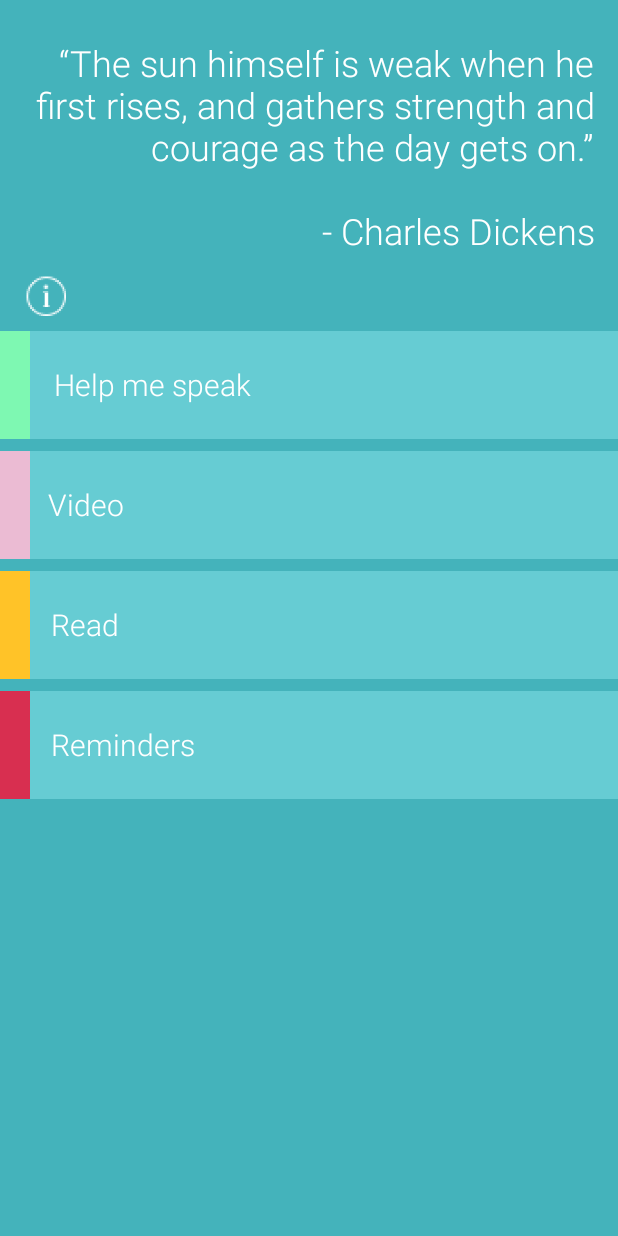
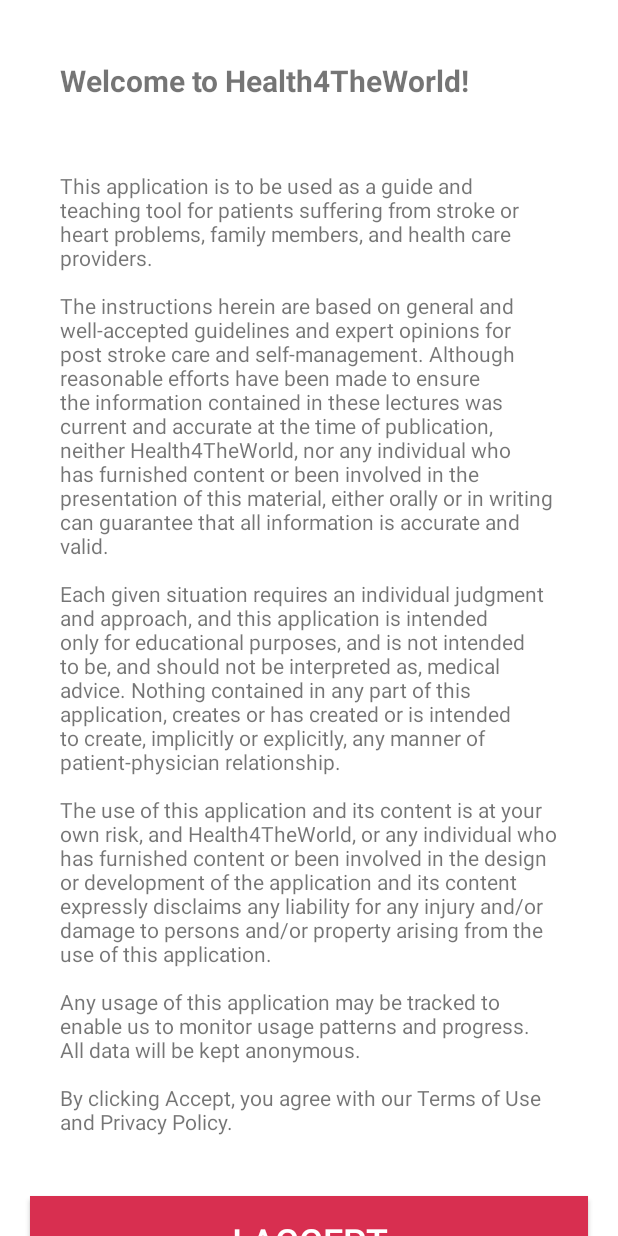
Before and after one commit to rachelgrau/Health4TheWorldStroke, an Android app: the screen it shows after launch (MainActivity before the commit, DisclaimerActivity after it), on a phone screen of 412 x 824 dp. Run offline under Robolectric (Android 15) with nearby library versions, the phone set to English and light mode, and no system bars.

Commit message:
Add disclaimer for first time they open the app

```diff
--- a/app/src/main/AndroidManifest.xml
+++ b/app/src/main/AndroidManifest.xml
@@ -24,7 +24,8 @@
         <activity android:name=".Activities.ReadContentActivity" />
         <activity android:name=".Activities.VideoContentActivity" />
         <activity android:name=".Activities.CreateReminderActivity" />
-        <activity android:name=".Activities.InfoActivity"></activity>
+        <activity android:name=".Activities.InfoActivity" />
+        <activity android:name=".Activities.DisclaimerActivity"></activity>
     </application>
 
 </manifest>
--- /dev/null
+++ b/app/src/main/java/com/example/rachel/health4theworldstroke/Activities/DisclaimerActivity.java
@@ -0,0 +1,61 @@
+package com.example.rachel.health4theworldstroke.Activities;
+
+import android.graphics.Color;
+import android.graphics.Typeface;
+import android.os.Bundle;
+import android.support.v7.app.AppCompatActivity;
+import android.view.View;
+import android.widget.LinearLayout;
+import android.widget.TextView;
+
+import com.example.rachel.health4theworldstroke.R;
+
+public class DisclaimerActivity extends AppCompatActivity {
+
+    @Override
+    protected void onCreate(Bundle savedInstanceState) {
+        super.onCreate(savedInstanceState);
+        setContentView(R.layout.activity_disclaimer);
+        setUpText();
+    }
+
+    private String getText() {
+        return "This application is to be used as a guide and teaching tool for patients suffering from stroke or heart problems, family members, and health care providers.\n\n" +
+                "The instructions herein are based on general and well-accepted guidelines and expert opinions for post stroke care and self-management. Although reasonable efforts have been made to ensure the information contained in these lectures was current and accurate at the time of publication, neither Health4TheWorld, nor any individual who has furnished content or been involved in the presentation of this material, either orally or in writing can guarantee that all information is accurate and valid.\n\n" +
+                "Each given situation requires an individual judgment and approach, and this application is intended only for educational purposes, and is not intended to be, and should not be interpreted as, medical advice. Nothing contained in any part of this application, creates or has created or is intended to create, implicitly or explicitly, any manner of patient-physician relationship.\n\n" +
+                "The use of this application and its content is at your own risk, and Health4TheWorld, or any individual who has furnished content or been involved in the design or development of the application and its content expressly disclaims any liability for any injury and/or damage to persons and/or property arising from the use of this application.\n\n" +
+                "Any usage of this application may be tracked to enable us to monitor usage patterns and progress. All data will be kept anonymous.\n\n" +
+                "By clicking Accept, you agree with our Terms of Use and Privacy Policy.";
+    }
+
+    private void setUpText() {
+        LinearLayout layout = (LinearLayout)findViewById(R.id.text_linear_layout);
+        addHeaderWithText("Welcome to Health4TheWorld!");
+        addTextViewWithText(getText());
+    }
+
+    public void addHeaderWithText(String text) {
+        LinearLayout ll = (LinearLayout) findViewById(R.id.text_linear_layout);
+        TextView textView = new TextView(this);
+        textView.setTypeface(null, Typeface.BOLD);
+        textView.setText(text);
+        textView.setPadding(60, 60, 60, 10);
+        textView.setTextSize(20);
+        textView.setBackgroundColor(Color.WHITE);
+        ll.addView(textView);
+    }
+
+    public void addTextViewWithText(String text) {
+        LinearLayout ll = (LinearLayout) findViewById(R.id.text_linear_layout);
+        TextView secondPar = new TextView(this);
+        secondPar.setText(text);
+        secondPar.setPadding(60, 60, 60, 60);
+        secondPar.setTextSize(14);
+        secondPar.setBackgroundColor(Color.WHITE);
+        ll.addView(secondPar);
+    }
+
+    public void clickedAccept(View view) {
+        finish();
+    }
+}
--- a/app/src/main/java/com/example/rachel/health4theworldstroke/Activities/MainActivity.java
+++ b/app/src/main/java/com/example/rachel/health4theworldstroke/Activities/MainActivity.java
@@ -1,7 +1,9 @@
 package com.example.rachel.health4theworldstroke.Activities;
 
 import android.content.Intent;
+import android.content.SharedPreferences;
 import android.os.Bundle;
+import android.preference.PreferenceManager;
 import android.support.v7.app.AppCompatActivity;
 import android.view.View;
 
@@ -19,6 +21,33 @@ public class MainActivity extends AppCompatActivity {
         super.onCreate(savedInstanceState);
         setContentView(R.layout.activity_main);
     }
+
+    /* If it's the first time they're using the app, show them the terms page and wait for them to accept. */
+    @Override
+    public void onResume() {
+        super.onResume();
+        SharedPreferences prefs = PreferenceManager.getDefaultSharedPreferences(getBaseContext());
+        boolean previouslyStarted = prefs.getBoolean(getString(R.string.pref_previously_started), false);
+        if(!previouslyStarted) {
+            SharedPreferences.Editor edit = prefs.edit();
+            edit.putBoolean(getString(R.string.pref_previously_started), Boolean.TRUE);
+            edit.commit();
+            showDisclaimer();
+        }
+    }
+
+    private void fakeFirstAppOpening() {
+        SharedPreferences prefs = PreferenceManager.getDefaultSharedPreferences(getBaseContext());
+        SharedPreferences.Editor edit = prefs.edit();
+        edit.putBoolean(getString(R.string.pref_previously_started), Boolean.FALSE);
+        edit.commit();
+    }
+
+    public void showDisclaimer() {
+        Intent intent = new Intent(this, DisclaimerActivity.class);
+        startActivity(intent);
+    }
+
 
     public void helpMeSpeakSelected(View view) {
         Intent intent = new Intent(this, HelpMeSpeakActivity.class);
--- /dev/null
+++ b/app/src/main/res/layout/activity_disclaimer.xml
@@ -0,0 +1,33 @@
+<ScrollView xmlns:android="http://schemas.android.com/apk/res/android"
+    android:layout_width="fill_parent"
+    android:layout_height="fill_parent"
+    android:fillViewport="true">
+    <RelativeLayout xmlns:android="http://schemas.android.com/apk/res/android"
+        xmlns:tools="http://schemas.android.com/tools"
+        android:id="@+id/activity_disclaimer"
+        android:layout_width="match_parent"
+        android:layout_height="match_parent"
+        android:background="@color/colorWhite"
+        tools:context="com.example.rachel.health4theworldstroke.Activities.InfoActivity">
+        <!--List of videos-->
+        <LinearLayout
+            android:layout_width="match_parent"
+            android:layout_height="wrap_content"
+            android:id="@+id/text_linear_layout"
+            android:orientation="vertical">
+        </LinearLayout>
+        <Button
+            android:layout_width="match_parent"
+            android:layout_height="60dp"
+            android:layout_marginLeft="20dp"
+            android:layout_marginRight="20dp"
+            android:layout_marginBottom="20dp"
+            android:background="@color/red"
+            android:textColor="@color/colorWhite"
+            android:text="@string/accept"
+            android:textSize="24dp"
+            android:layout_below="@id/text_linear_layout"
+            android:clickable="true"
+            android:onClick="clickedAccept"/>
+    </RelativeLayout>
+</ScrollView>
--- a/app/src/main/res/values/strings.xml
+++ b/app/src/main/res/values/strings.xml
@@ -66,4 +66,7 @@
     <string name="faq_content">FAQ CONTENT</string>
 
     <string name="info_title">Info</string>
+
+    <string name="pref_previously_started">previously_started</string>
+    <string name="accept">I Accept</string>
 </resources>
```
